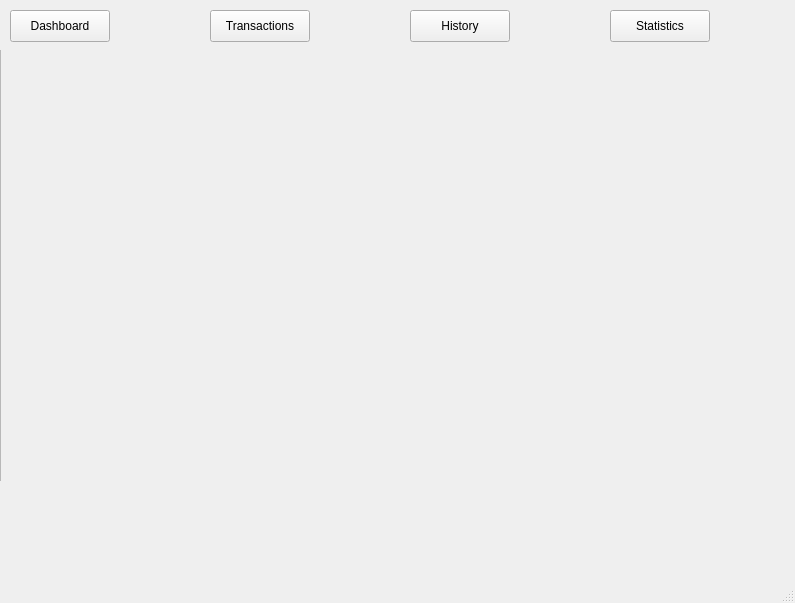
Old version of the form mainwindow.ui in the repository mostafaaminn/smartbudget.
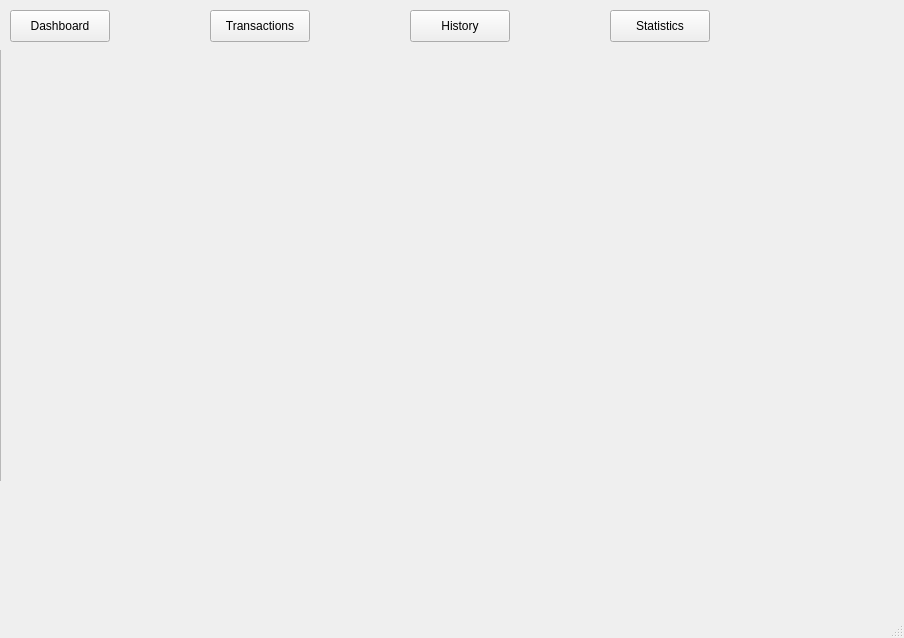
New version of the form.

```diff
--- a/mainwindow.ui
+++ b/mainwindow.ui
@@ -6,8 +6,8 @@
    <rect>
     <x>0</x>
     <y>0</y>
-    <width>795</width>
-    <height>603</height>
+    <width>904</width>
+    <height>638</height>
    </rect>
   </property>
   <property name="windowTitle">
```
Left out of the diff: 2 changed lines with no effect on the pictures.
